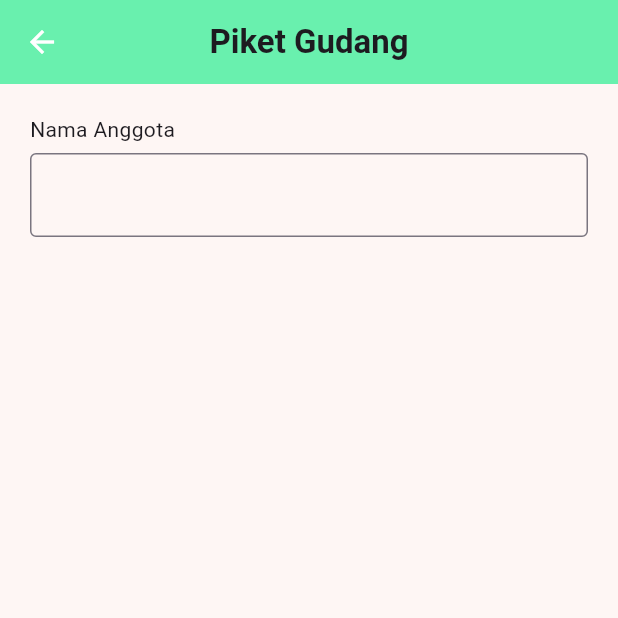
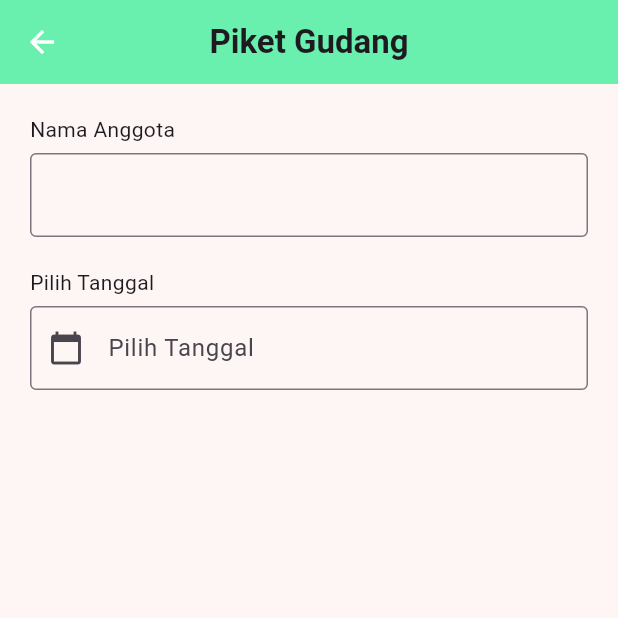
Before and after one commit to MuhammadKhalifRasyidi/20220140062_UCP1Flutter, a Flutter app: the DataPiket screen opened directly, on a phone screen of 412 x 824 dp, the top half of it. Run offline on Flutter 3.47's test engine with Material 3 defaults, Android fonts, the phone set to English and light mode, and no system bars.

Commit message:
menambahkan text form input tanggal

```diff
--- a/lib/data_piket.dart
+++ b/lib/data_piket.dart
@@ -12,6 +12,7 @@ class _DataPiketState extends State<DataPiket> {
   final _formKey = GlobalKey<FormState>();
   final TextEditingController namaController = TextEditingController();
   final TextEditingController tugasController = TextEditingController();
+  final TextEditingController tanggalController = TextEditingController();
   DateTime? selectedDate;
   final List<String> daftarTugas = [];
 
@@ -26,6 +27,7 @@ class _DataPiketState extends State<DataPiket> {
     if (date != null) {
       setState(() {
         selectedDate = date;
+        tanggalController.text = '${date.day}-${date.month}-${date.year}';
       });
     }
   }
@@ -54,7 +56,10 @@ class _DataPiketState extends State<DataPiket> {
       backgroundColor: Color(0xFFFEF6F4),
       appBar: AppBar(
         backgroundColor: Colors.greenAccent,
-        title: Text('Piket Gudang', style: TextStyle(fontWeight: FontWeight.bold),),
+        title: Text(
+          'Piket Gudang',
+          style: TextStyle(fontWeight: FontWeight.bold),
+        ),
         centerTitle: true,
         leading: BackButton(color: Colors.white),
       ),
@@ -77,9 +82,22 @@ class _DataPiketState extends State<DataPiket> {
                   return null;
                 },
               ),
-            ]
-          )
-        )
+              const SizedBox(height: 20),
+              Text("Pilih Tanggal"),
+              const SizedBox(height: 6),
+              TextFormField(
+                controller: tanggalController,
+                readOnly: true,
+                onTap: _pilihTanggal,
+                decoration: InputDecoration(
+                  hintText: 'Pilih Tanggal',
+                  border: OutlineInputBorder(),
+                  prefixIcon: Icon(Icons.calendar_today),
+                ),
+              ),
+            ],
+          ),
+        ),
       ),
     );
   }
```
